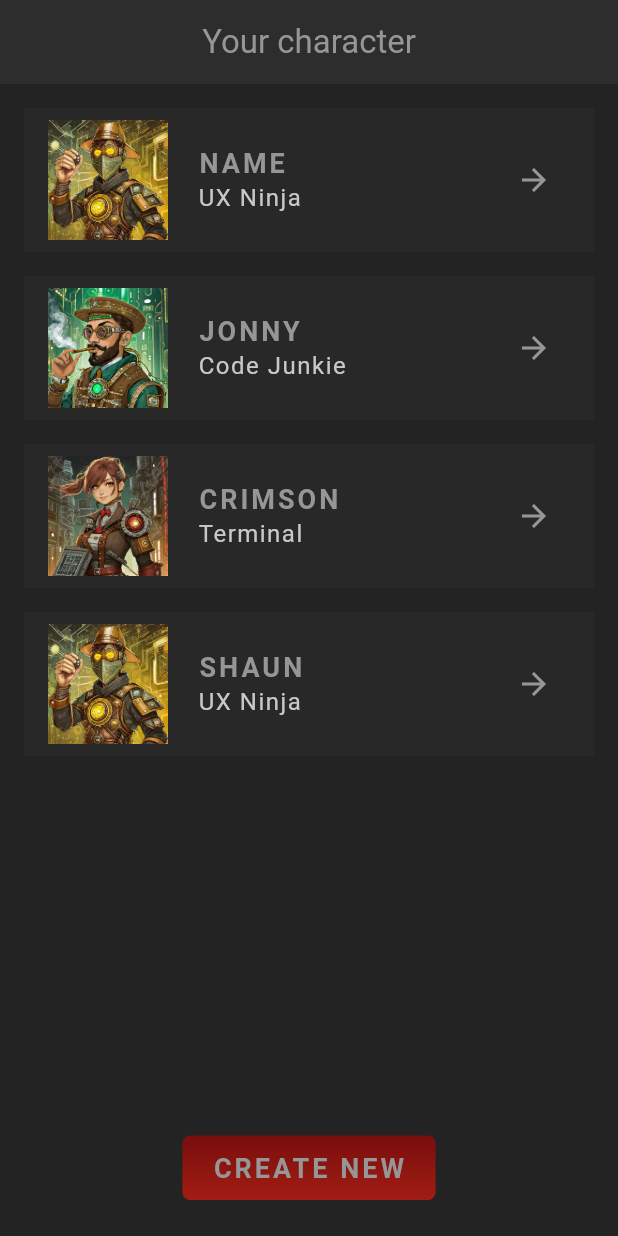
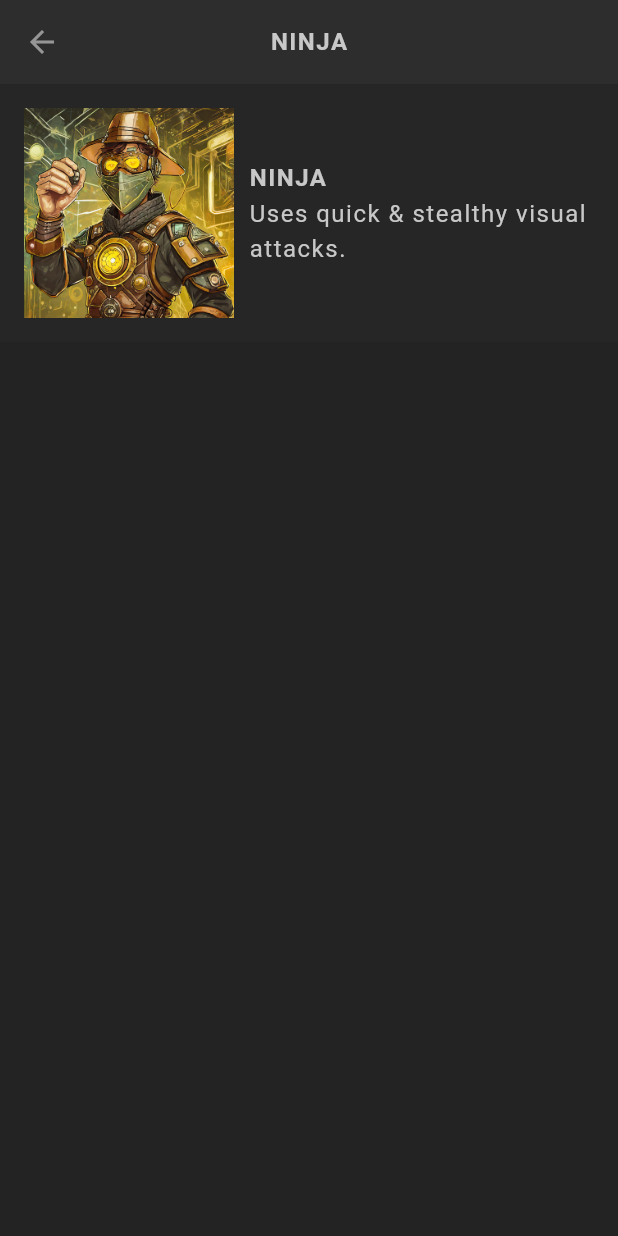
Before and after one commit to MahderZergaw/flutter_rpg, a Flutter app: the screen it shows after launch, after a tap on the "arrow forward" icon, on a phone screen of 412 x 824 dp. Run offline on Flutter 3.47's test engine with Material 3 defaults, Android fonts, the phone set to English and light mode, and no system bars; our stand-ins replace google_fonts; Roboto replaces fonts that are missing (Kanit).

Commit message:
add character detail

```diff
--- a/lib/models/vocation.dart
+++ b/lib/models/vocation.dart
@@ -1,7 +1,7 @@
 enum Vocation {
    raider(
-    title: "Terminal",
-    description: "Adept in terminal commands.",
+    title: "Terminal Raider",
+    description: "Adept in terminal commands to trigger traps.",
     weapon: "Terminal",
     ability: "Shellshock",
     image: "terminal_raider.jpg"
--- a/lib/screens/create/create.dart
+++ b/lib/screens/create/create.dart
@@ -37,7 +37,7 @@ setState(() {
     if(_nameController.text.trim().isEmpty){
       showDialog(context: context, builder: (builder){
         return AlertDialog(
-          title: StyledHeading("Missing Character Name"),
+          title: Center(child: StyledHeading("Missing Character Name")),
           content: StyledText('Every good RPG character needs a great name...'),
           actions: [
             StyledButton(onPressed: (){
@@ -53,7 +53,7 @@ setState(() {
     if(_sloganController.text.trim().isEmpty){
       showDialog(context: context, builder: (builder){
         return AlertDialog(
-          title: StyledHeading("Missing Character Name"),
+          title: Center(child: StyledHeading("Missing Character Name")),
           content: StyledText("Every good RPG character needs a great name..."),
           actions: [
             StyledButton(onPressed: (){
@@ -134,8 +134,10 @@ setState(() {
                 Center(
                 child: Icon(Icons.code,color: AppColors.primaryColor,),
               ),
+              SizedBox(height: 10,),
               Center(child: StyledHeading("Good Luck"),),
               Center(child: StyledTitle("And enjoy the journey ahead..."),),
+              SizedBox(height: 10,),
               Center(
                 child:StyledButton(onPressed: handleSubmit, child: StyledText("Create Character")),
               ),
--- a/lib/screens/home/character_card.dart
+++ b/lib/screens/home/character_card.dart
@@ -1,5 +1,6 @@
 import 'package:flutter/material.dart';
 import 'package:flutter_rpg/models/character.dart';
+import 'package:flutter_rpg/screens/profile/profile.dart';
 import 'package:flutter_rpg/shared/styled_text.dart';
 import 'package:flutter_rpg/theme.dart';
 
@@ -17,17 +18,21 @@ class CharacterCard extends StatelessWidget {
         children: [
           Image.asset('assets/img/vocations/${text.vocation.image}',width: 80,),
           SizedBox(width: 20,),
-          Column(
-            crossAxisAlignment: CrossAxisAlignment.start,
-            children: [
-          StyledHeading(text.name),
-          StyledText(text.vocation.title),
+          Expanded(
+            child: Column(
+              crossAxisAlignment: CrossAxisAlignment.start,
+              children: [
+            StyledHeading(text.name),
+            StyledText(text.vocation.title),
 
-            ],
+              ],
+            ),
           ),
           Expanded(child:SizedBox()),
           IconButton(
-            onPressed: (){},
+            onPressed: (){
+              Navigator.push(context, MaterialPageRoute(builder: (builder)=>Profile(character:text)));
+            },
             icon: Icon(Icons.arrow_forward , color: AppColors.textColor,),
 
           )
--- /dev/null
+++ b/lib/screens/profile/profile.dart
@@ -0,0 +1,50 @@
+import 'package:flutter/material.dart';
+import 'package:flutter_rpg/models/character.dart';
+import 'package:flutter_rpg/shared/styled_text.dart';
+import 'package:flutter_rpg/theme.dart';
+
+class Profile extends StatelessWidget {
+const Profile({super.key,
+required this.character});
+
+final Character character;
+@override
+Widget build(BuildContext context) {
+return  Scaffold(
+  appBar: AppBar(
+    title: StyledTitle(character.vocation.name),
+
+    ),
+        body:SingleChildScrollView(
+          child: Column(
+            crossAxisAlignment: CrossAxisAlignment.center,
+                  children: [
+                    Container(
+                      padding: EdgeInsets.all(16),
+                      color: AppColors.secondaryColor.withOpacity(0.3),
+                      child: Row(
+                        children: [
+
+                      Image.asset('assets/img/vocations/${character.vocation.image}', width:140,height: 140,),
+                      SizedBox(width: 10,),
+
+                      Expanded(
+                        child: Column(
+                          crossAxisAlignment: CrossAxisAlignment.start,
+                          children: [
+                            StyledTitle(character.vocation.name),
+                            StyledText(character.vocation.description)
+
+                          ],
+                        ),
+                      ),
+                        ],
+                      ),
+                    )
+
+          ],
+              ),
+        ),
+);
+}
+}
--- a/lib/theme.dart
+++ b/lib/theme.dart
@@ -64,4 +64,8 @@ ThemeData primaryTheme =ThemeData(
     prefixIconColor: AppColors.textColor,
     labelStyle: TextStyle(color: AppColors.textColor),
   ),
+  dialogTheme: DialogThemeData(
+    backgroundColor: AppColors.secondaryAccent,
+    surfaceTintColor: Colors.transparent,
+  )
 );
```
